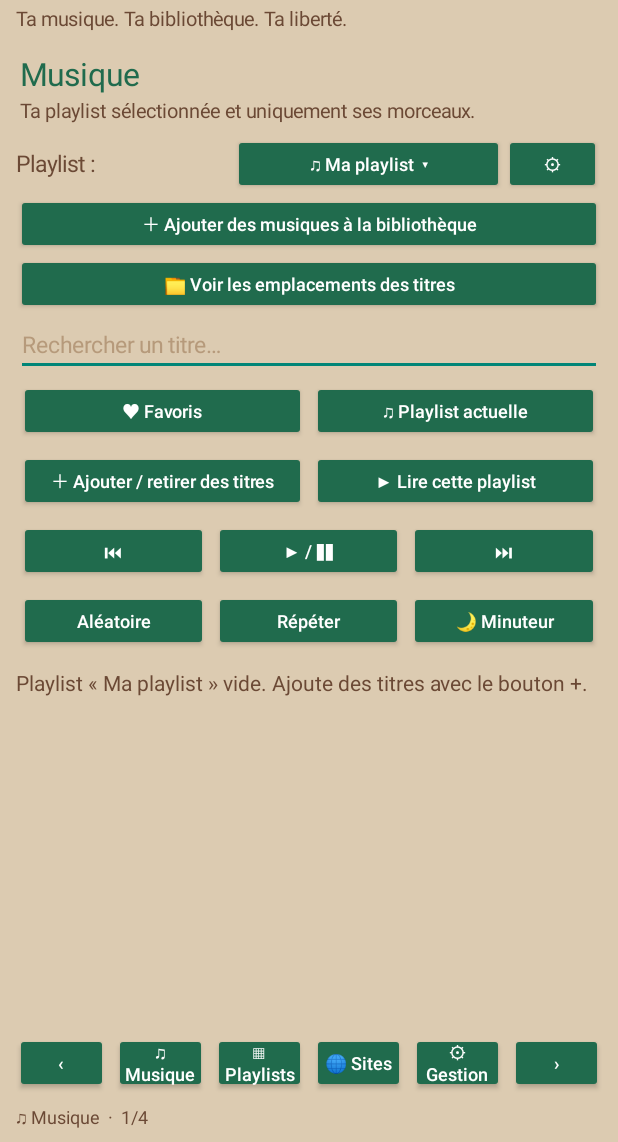
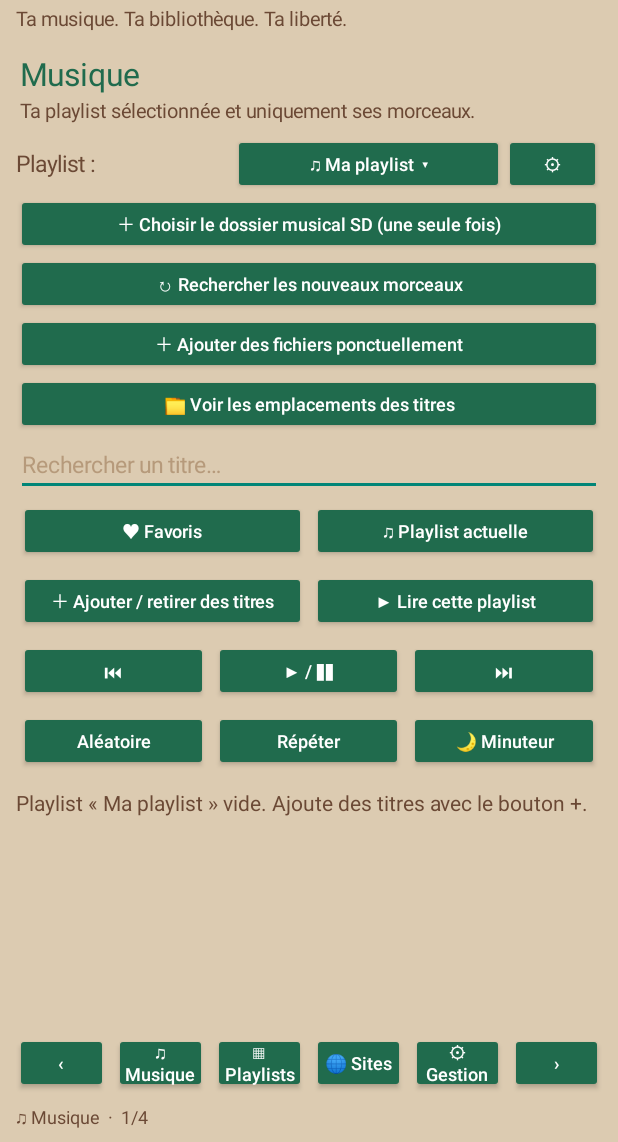
Before and after one commit to pierrecuny78-collab/LeafSound, an Android app: the screen it shows after launch (MainActivity), on a phone screen of 412 x 824 dp, the part 94-1236 px from its top. Run offline under Robolectric (Android 15) with nearby library versions, the phone set to English and light mode, and no system bars; 5 statements that could not run were skipped.

Commit message:
Add persistent SD music folder scan and horizontal playlist carousel

```diff
--- a/app/src/main/java/com/leafvibe/leafsound/MainActivity.kt
+++ b/app/src/main/java/com/leafvibe/leafsound/MainActivity.kt
@@ -25,6 +25,7 @@ import android.widget.Button
 import android.widget.EditText
 import android.widget.LinearLayout
 import android.widget.ScrollView
+import android.widget.HorizontalScrollView
 import android.widget.TextView
 import android.app.Dialog
 import android.view.Window
@@ -68,6 +69,8 @@ class MainActivity : Activity() {
     private var activeCategoryName = ""
     private var browserDialog: Dialog? = null
     private var downloadFolderUri: Uri? = null
+    private var musicFolderUri: Uri? = null
+    @Volatile private var scanningMusicFolder = false
     private var pendingDownload: PendingDownload? = null
     private val downloadExecutor = Executors.newSingleThreadExecutor()
     private var activePlaylistName = "Ma playlist"
@@ -87,12 +90,18 @@ class MainActivity : Activity() {
         super.onCreate(savedInstanceState)
         LeafColour.select(getSharedPreferences(PREFS, MODE_PRIVATE).getString(KEY_THEME, "oasis") ?: "oasis")
         loadLibrary()
+        musicFolderUri = getSharedPreferences(PREFS, MODE_PRIVATE).getString(KEY_MUSIC_FOLDER, null)?.let { runCatching { Uri.parse(it) }.getOrNull() }
         if (playlists.isEmpty()) playlists["Ma playlist"] = linkedSetOf()
         if (!playlists.containsKey(activePlaylistName)) activePlaylistName = playlists.keys.first()
         saveLibrary()
         requestNotificationPermission()
         buildInterface()
         connectPlaybackService()
+    }
+
+    override fun onResume() {
+        super.onResume()
+        scanWatchedMusicFolder()
     }
 
     private fun connectPlaybackService() {
@@ -239,7 +248,9 @@ class MainActivity : Activity() {
         selectedPlaylist.addView(selectedPlaylistButton, LinearLayout.LayoutParams(0, -2, 1.25f))
         selectedPlaylist.addView(actionButton("⚙") { showMusicSettings() }, LinearLayout.LayoutParams(0, -2, 0.45f))
         page.addView(selectedPlaylist)
-        page.addView(actionButton("＋ Ajouter des musiques à la bibliothèque") { chooseAudio() })
+        page.addView(actionButton("＋ Choisir le dossier musical SD (une seule fois)") { chooseMusicFolder() })
+        page.addView(actionButton("↻ Rechercher les nouveaux morceaux") { scanWatchedMusicFolder(forceMessage = true) })
+        page.addView(actionButton("＋ Ajouter des fichiers ponctuellement") { chooseAudio() })
         page.addView(actionButton("📁 Voir les emplacements des titres") { showStorageLocations() })
         searchField = EditText(this).apply {
             hint = "Rechercher un titre…"
@@ -290,13 +301,19 @@ class MainActivity : Activity() {
 
     private fun buildUniversPage(): View {
         val page = makePage()
-        addPageHeading(page, "Playlists musicales", "Tes catégories de classement : chaque playlist contient ses propres morceaux.")
+        addPageHeading(page, "Playlists musicales", "Fais défiler tes playlists horizontalement, comme les catégories de LeafNotes.")
         val playlistTools = LinearLayout(this).apply { orientation = LinearLayout.HORIZONTAL }
         playlistTools.addView(actionButton("＋ Créer") { createPlaylist(); refreshUniversPage() }, weightParams())
         playlistTools.addView(actionButton("⚙ Gérer") { managePlaylists(); refreshUniversPage() }, weightParams())
         page.addView(playlistTools)
-        universBox = LinearLayout(this).apply { orientation = LinearLayout.VERTICAL }
-        addScrollable(page, universBox)
+        universBox = LinearLayout(this).apply { orientation = LinearLayout.HORIZONTAL }
+        val horizontal = HorizontalScrollView(this).apply {
+            isHorizontalScrollBarEnabled = true
+            clipToPadding = false
+            setPadding(2, 8, 2, 8)
+            addView(universBox, HorizontalScrollView.LayoutParams(-2, -1))
+        }
+        page.addView(horizontal, LinearLayout.LayoutParams(-1, 0, 1f))
         return page
     }
 
@@ -307,64 +324,72 @@ class MainActivity : Activity() {
             universBox.addView(TextView(this).apply {
                 text = "Aucune playlist pour le moment. Crée ta première playlist."
                 setTextColor(LeafColour.WALNUT)
-                setPadding(8, 14, 8, 14)
+                setPadding(12, 18, 12, 18)
             })
             return
         }
+        val density = resources.displayMetrics.density
         playlists.keys.toList().forEach { name ->
             val count = playlists[name]?.size ?: 0
-            val row = LinearLayout(this).apply {
+            val active = name == activePlaylistName
+            val card = LinearLayout(this).apply {
                 orientation = LinearLayout.VERTICAL
-                val pad = (10 * resources.displayMetrics.density).toInt()
+                gravity = Gravity.TOP
+                val pad = (12 * density).toInt()
                 setPadding(pad, pad, pad, pad)
-                setBackgroundColor(LeafColour.SURFACE)
+                setBackgroundColor(if (active) LeafColour.BACKGROUND else LeafColour.SURFACE)
             }
-            row.addView(TextView(this).apply {
-                text = (if (name == activePlaylistName) "✓ " else "♫ ") + name + "  ·  " + count + " morceau(x)"
+            card.addView(TextView(this).apply {
+                text = (if (active) "✓ " else "♫ ") + name
                 textSize = 16f
-                setTextColor(LeafColour.WALNUT)
+                maxLines = 2
+                ellipsize = android.text.TextUtils.TruncateAt.END
+                setTextColor(LeafColour.PRIMARY)
+                setPadding(0, 0, 0, (6 * density).toInt())
             })
-            val actions = LinearLayout(this).apply { orientation = LinearLayout.HORIZONTAL; gravity = Gravity.CENTER_VERTICAL }
-            actions.addView(actionButton("✓ Choisir") {
-                activePlaylistName = name
-                selectedPlaylistButton?.text = "♫ " + name + "  ▾"
-                filter = FILTER_PLAYLIST
-                saveLibrary()
-                refreshTracks()
+            card.addView(TextView(this).apply {
+                text = "$count morceau(x)"
+                textSize = 12f
+                setTextColor(LeafColour.TEXT)
+            })
+            val indexes = tracks.indices.filter { playlists[name]?.contains(tracks[it].toString()) == true }
+            val preview = indexes.take(3).map { names[it] }
+            card.addView(TextView(this).apply {
+                text = if (preview.isEmpty()) "Playlist vide" else preview.joinToString("\n") { "♪ $it" } +
+                    if (indexes.size > 3) "\n+ ${indexes.size - 3} autre(s)" else ""
+                textSize = 12f
+                maxLines = 4
+                ellipsize = android.text.TextUtils.TruncateAt.END
+                setTextColor(LeafColour.TEXT)
+                setPadding(0, (10 * density).toInt(), 0, (10 * density).toInt())
+            })
+            card.addView(actionButton(if (active) "✓ Sélectionnée" else "Choisir") {
+                activatePlaylist(name)
                 showPage(0)
-            }, weightParams())
-            actions.addView(actionButton("▶ Lire") {
-                activePlaylistName = name
-                saveLibrary()
+            })
+            card.addView(actionButton("▶ Lire") {
+                activatePlaylist(name)
                 playActivePlaylist()
-            }, weightParams())
-            actions.addView(actionButton("♫ Titres") { showPlaylistTracks(name) }, weightParams())
-            row.addView(actions)
-            val trackIndexes = tracks.indices.filter { playlists[name]?.contains(tracks[it].toString()) == true }
-            val trackNames = trackIndexes.take(4).map { names[it] }
-            row.addView(TextView(this).apply {
-                text = when {
-                    trackIndexes.isEmpty() -> "Aucun morceau · ajoute des titres depuis la bibliothèque"
-                    else -> trackNames.mapIndexed { i, title -> "${i + 1}. $title" }.joinToString("\n") +
-                        if (trackIndexes.size > 4) "\n… et ${trackIndexes.size - 4} autre(s)" else ""
-                }
-                textSize = 12f
-                maxLines = 5
-                setTextColor(LeafColour.TEXT)
-                setPadding(12, 4, 8, 8)
             })
-            val orderActions = LinearLayout(this).apply { orientation = LinearLayout.HORIZONTAL }
-            orderActions.addView(actionButton("↑") { movePlaylist(name, -1) }, weightParams())
-            orderActions.addView(actionButton("↓") { movePlaylist(name, 1) }, weightParams())
-            row.addView(orderActions)
-            val cardParams = LinearLayout.LayoutParams(-1, -2).apply {
-                val gap = (6 * resources.displayMetrics.density).toInt()
-                setMargins(0, gap, 0, gap)
-            }
-            universBox.addView(row, cardParams)
-            universBox.addView(View(this).apply { setBackgroundColor(LeafColour.SAND_BROWN) },
-                LinearLayout.LayoutParams(-1, 1))
+            card.addView(actionButton("Titres · modifier") { showPlaylistTracks(name) })
+            val order = LinearLayout(this).apply { orientation = LinearLayout.HORIZONTAL }
+            order.addView(actionButton("←") { movePlaylist(name, -1) }, LinearLayout.LayoutParams(0, -2, 1f))
+            order.addView(actionButton("→") { movePlaylist(name, 1) }, LinearLayout.LayoutParams(0, -2, 1f))
+            card.addView(order)
+            universBox.addView(card, LinearLayout.LayoutParams((220 * density).toInt(), -2).apply {
+                marginEnd = (10 * density).toInt()
+            })
         }
+    }
+
+    private fun activatePlaylist(name: String) {
+        if (!playlists.containsKey(name)) return
+        activePlaylistName = name
+        filter = FILTER_PLAYLIST
+        selectedPlaylistButton?.text = "♫ $name  ▾"
+        saveLibrary()
+        refreshTracks()
+        refreshUniversPage()
     }
 
     private fun buildSitesPage(): View {
@@ -393,6 +418,8 @@ class MainActivity : Activity() {
         page.addView(actionButton("Télécharger un fichier audio autorisé") { downloadAudio() })
         page.addView(actionButton("🎨 Thèmes et apparence") { showThemeSettings() })
         page.addView(actionButton("📁 Emplacements des fichiers") { showStorageLocations() })
+        page.addView(actionButton("🎵 Choisir / changer le dossier musical SD") { chooseMusicFolder() })
+        page.addView(actionButton("↻ Actualiser les nouveaux sons") { scanWatchedMusicFolder(forceMessage = true) })
         page.addView(actionButton("LeafTracker · statistiques (préparation)") {
             AlertDialog.Builder(this)
                 .setTitle("LeafTracker Connect")
@@ -540,12 +567,7 @@ class MainActivity : Activity() {
         val labels = names.map { playlistName -> playlistName + "  ·  " + (playlists[playlistName]?.size ?: 0) + " titre(s)" }.toTypedArray()
         AlertDialog.Builder(this).setTitle("Choisir la playlist musicale")
             .setSingleChoiceItems(labels, names.indexOf(activePlaylistName)) { dialog, which ->
-                activePlaylistName = names[which]
-                filter = FILTER_PLAYLIST
-                selectedPlaylistButton?.text = "♫ " + activePlaylistName + "  ▾"
-                saveLibrary()
-                refreshTracks()
-                refreshUniversPage()
+                activatePlaylist(names[which])
                 dialog.dismiss()
             }.setNeutralButton("＋ Nouvelle") { _, _ -> createPlaylist() }
             .setNegativeButton("Fermer", null).show()
@@ -1116,6 +1138,62 @@ class MainActivity : Activity() {
             }.show()
     }
 
+    private fun chooseMusicFolder() {
+        startActivityForResult(Intent(Intent.ACTION_OPEN_DOCUMENT_TREE), REQUEST_MUSIC_FOLDER)
+    }
+
+    private fun scanWatchedMusicFolder(forceMessage: Boolean = false) {
+        val rootUri = musicFolderUri ?: return
+        if (scanningMusicFolder) return
+        scanningMusicFolder = true
+        downloadExecutor.execute {
+            val found = linkedMapOf<String, Pair<Uri, String>>()
+            val extensions = setOf("mp3", "m4a", "aac", "wav", "flac", "ogg", "opus", "wma", "aiff", "aif", "mid", "midi", "amr", "3gp")
+            fun walk(folder: DocumentFile, depth: Int) {
+                if (depth > 8 || found.size >= 20000) return
+                folder.listFiles().forEach { item ->
+                    if (item.isDirectory) walk(item, depth + 1)
+                    else if (item.isFile) {
+                        val name = item.name ?: return@forEach
+                        val extension = name.substringAfterLast(".", "").lowercase()
+                        if (item.type?.startsWith("audio/") == true || extension in extensions)
+                            found[item.uri.toString()] = item.uri to name
+                    }
+                }
+            }
+            try {
+                val root = DocumentFile.fromTreeUri(this, rootUri) ?: error("Dossier SD inaccessible")
+                walk(root, 0)
+                runOnUiThread {
+                    var added = 0
+                    found.values.forEach { (uri, name) ->
+                        if (!tracks.contains(uri)) {
+                            tracks.add(uri)
+                            names.add(name)
+                            playlists.getOrPut(activePlaylistName) { linkedSetOf() }.add(uri.toString())
+                            added++
+                        }
+                    }
+                    if (added > 0) {
+                        saveLibrary()
+                        refreshTracks()
+                        refreshUniversPage()
+                    }
+                    if (forceMessage || added > 0) {
+                        status.text = if (added > 0) "$added nouveau(x) son(s) détecté(s) sur la SD · aucun fichier copié · ajoutés à « $activePlaylistName »"
+                            else "Dossier musical vérifié · aucun nouveau son · fichiers lus directement depuis leur emplacement."
+                    }
+                    scanningMusicFolder = false
+                }
+            } catch (e: Exception) {
+                runOnUiThread {
+                    scanningMusicFolder = false
+                    status.text = "Analyse du dossier musical impossible : ${e.message ?: "accès SD à renouveler"}"
+                }
+            }
+        }
+    }
+
     private fun chooseAudio() {
         val intent = Intent(Intent.ACTION_OPEN_DOCUMENT).apply {
             addCategory(Intent.CATEGORY_OPENABLE)
@@ -1132,6 +1210,13 @@ class MainActivity : Activity() {
         if (requestCode == REQUEST_EXPORT_JSON) { data.data?.let { writeLibraryJson(it) }; return }
         if (requestCode == REQUEST_IMPORT_JSON) { data.data?.let { readLibraryJson(it) }; return }
         if (requestCode == REQUEST_EXPORT_AUDIO_FOLDER) { data.data?.let { exportAudioToFolder(it) }; return }
+        if (requestCode == REQUEST_MUSIC_FOLDER) { data.data?.let { uri ->
+            try { contentResolver.takePersistableUriPermission(uri, Intent.FLAG_GRANT_READ_URI_PERMISSION) } catch (_: Exception) {}
+            musicFolderUri = uri
+            getSharedPreferences(PREFS, MODE_PRIVATE).edit().putString(KEY_MUSIC_FOLDER, uri.toString()).apply()
+            status.text = "Dossier musical mémorisé · les nouveaux sons seront détectés sans copie."
+            scanWatchedMusicFolder(forceMessage = true)
+        }; return }
         if (requestCode == REQUEST_DOWNLOAD_FOLDER) { data.data?.let { uri ->
             try { contentResolver.takePersistableUriPermission(uri, Intent.FLAG_GRANT_READ_URI_PERMISSION or Intent.FLAG_GRANT_WRITE_URI_PERMISSION) } catch (_: Exception) {}
             downloadFolderUri = uri
@@ -1262,14 +1347,19 @@ class MainActivity : Activity() {
             status.text = "Le lecteur se connecte encore…"
             return
         }
+        val playlistIndexes = if (filter == FILTER_PLAYLIST) tracks.indices.filter {
+            playlists[activePlaylistName]?.contains(tracks[it].toString()) == true
+        } else tracks.indices.toList()
+        val queueIndexes = if (index in playlistIndexes) playlistIndexes else tracks.indices.toList()
+        val queuePosition = queueIndexes.indexOf(index).coerceAtLeast(0)
         currentIndex = index
-        val items = tracks.indices.map { i ->
+        val items = queueIndexes.map { i ->
             MediaItem.Builder()
                 .setUri(tracks[i])
                 .setMediaMetadata(MediaMetadata.Builder().setTitle(names[i]).setArtist("LeafSound").build())
                 .build()
         }
-        mediaController.setMediaItems(items, index, 0L)
+        mediaController.setMediaItems(items, queuePosition, 0L)
         mediaController.prepare()
         mediaController.play()
         status.text = "Lecture : " + names[index]
@@ -1387,6 +1477,7 @@ class MainActivity : Activity() {
         private const val REQUEST_IMPORT_JSON = 4104
         private const val REQUEST_EXPORT_AUDIO_FOLDER = 4105
         private const val REQUEST_DOWNLOAD_FOLDER = 4106
+        private const val REQUEST_MUSIC_FOLDER = 4107
         private const val PREFS = "leafsound_library"
         private const val KEY_URIS = "uris"
         private const val KEY_NAMES = "names"
@@ -1398,6 +1489,7 @@ class MainActivity : Activity() {
         private const val KEY_CATEGORY_ORDER = "music_category_order"
         private const val KEY_ACTIVE_CATEGORY = "active_category"
         private const val KEY_DOWNLOAD_FOLDER = "download_folder_uri"
+        private const val KEY_MUSIC_FOLDER = "music_folder_uri"
         private const val KEY_THEME = "leaf_theme"
         private const val KEY_LAST_WEB = "last_web_url"
         private const val KEY_BOOKMARKS = "browser_bookmarks"
```
